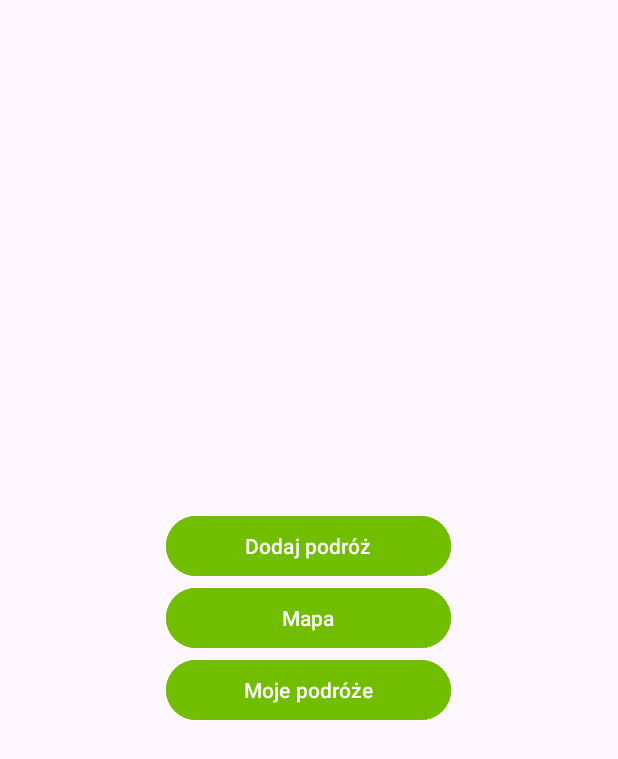
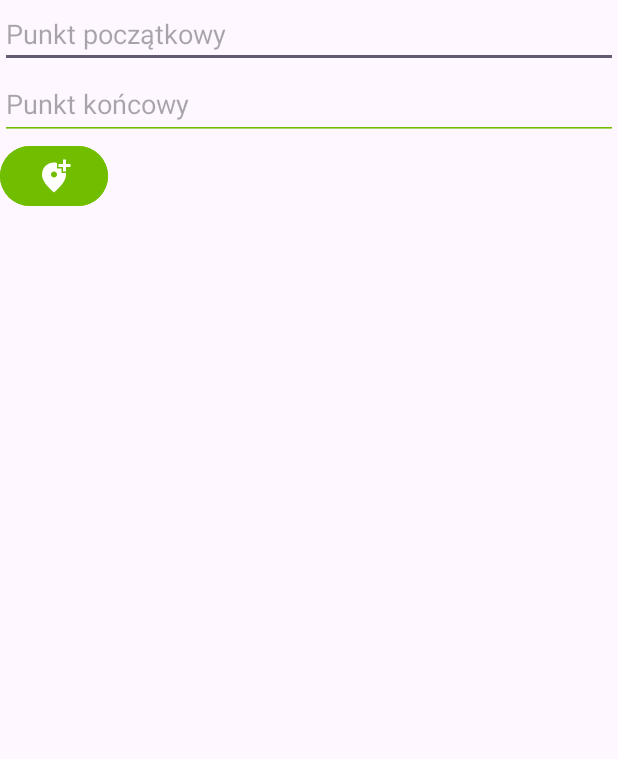
Before and after one commit to carboniteee/tracker_podrozy, an Android app: the screen it shows after launch (Start before the commit, Dodaj after it), after a tap on "Dodaj podróż", on a phone screen of 412 x 824 dp. Shown: the top 759 px of the screen. Run offline under Robolectric (Android 15) with nearby library versions, the phone set to English and light mode, and no system bars.

Commit message:
interfejs do dodawania i usuwania punktów tworzących trasę v0.7

```diff
--- a/app/src/main/AndroidManifest.xml
+++ b/app/src/main/AndroidManifest.xml
@@ -26,6 +26,7 @@
         <activity android:name=".Mapa" />
         <activity android:name=".Lista" />
         <activity android:name=".Pamiatki" />
+        <activity android:name=".Dodaj" />
     </application>
 
 </manifest>
--- /dev/null
+++ b/app/src/main/java/com/example/routpixal/Dodaj.kt
@@ -0,0 +1,30 @@
+package com.example.routpixal
+
+import android.os.Bundle
+import android.widget.Button
+import android.widget.LinearLayout
+import androidx.appcompat.app.AppCompatActivity
+
+class Dodaj : AppCompatActivity() {
+    private lateinit var pointsContainer: LinearLayout
+    private lateinit var buttonAddPoint: Button
+
+    override fun onCreate(savedInstanceState: Bundle?) {
+        super.onCreate(savedInstanceState)
+        setContentView(R.layout.dodaj)
+        pointsContainer = findViewById(R.id.pointsContainer)
+        buttonAddPoint = findViewById(R.id.buttonAddPoint)
+        buttonAddPoint.setOnClickListener {
+            addIntermediatePointField()
+        }
+    }
+
+    private fun addIntermediatePointField() {
+        val pointLayout = layoutInflater.inflate(R.layout.dodatkowy_punkt, pointsContainer, false)
+        val buttonDeletePoint = pointLayout.findViewById<Button>(R.id.btnUsun)
+        buttonDeletePoint.setOnClickListener {
+            pointsContainer.removeView(pointLayout)
+        }
+        pointsContainer.addView(pointLayout, pointsContainer.childCount - 1)
+    }
+}
--- a/app/src/main/java/com/example/routpixal/Pamiatki.kt
+++ b/app/src/main/java/com/example/routpixal/Pamiatki.kt
@@ -7,7 +7,5 @@ class Pamiatki: AppCompatActivity() {
     override fun onCreate(savedInstanceState: Bundle?) {
         super.onCreate(savedInstanceState)
         setContentView(R.layout.pamiatki)
-
-        // Tutaj możesz dodać kod obsługujący ekran pamiatki.xml
     }
 }
--- a/app/src/main/java/com/example/routpixal/Start.kt
+++ b/app/src/main/java/com/example/routpixal/Start.kt
@@ -17,7 +17,8 @@ class Start : AppCompatActivity() {
         val btnLista = findViewById<Button>(R.id.btnLista)
 
         btnDodajPodroz.setOnClickListener {
-            //Dodaj podróż
+            val intent = Intent(this, Dodaj::class.java)
+            startActivity(intent)
         }
 
         btnMapy.setOnClickListener {
--- /dev/null
+++ b/app/src/main/res/drawable/dodaj_pkt.xml
@@ -0,0 +1,5 @@
+<vector android:height="24dp" android:tint="#FFFFFF"
+    android:viewportHeight="24" android:viewportWidth="24"
+    android:width="24dp" xmlns:android="http://schemas.android.com/apk/res/android">
+    <path android:fillColor="@android:color/white" android:pathData="M20,1v3h3v2h-3v3h-2L18,6h-3L15,4h3L18,1h2zM12,13c1.1,0 2,-0.9 2,-2s-0.9,-2 -2,-2 -2,0.9 -2,2 0.9,2 2,2zM14,3.25L14,7h3v3h2.92c0.05,0.39 0.08,0.79 0.08,1.2 0,3.32 -2.67,7.25 -8,11.8 -5.33,-4.55 -8,-8.48 -8,-11.8C4,6.22 7.8,3 12,3c0.68,0 1.35,0.08 2,0.25z"/>
+</vector>
--- /dev/null
+++ b/app/src/main/res/drawable/usun_pkt.xml
@@ -0,0 +1,6 @@
+<vector android:height="24dp" android:tint="#FFFFFF"
+    android:viewportHeight="24" android:viewportWidth="24"
+    android:width="24dp" xmlns:android="http://schemas.android.com/apk/res/android">
+    <path android:fillColor="@android:color/white" android:pathData="M14,10V3.26C13.35,3.09 12.68,3 12,3c-4.2,0 -8,3.22 -8,8.2c0,3.32 2.67,7.25 8,11.8c5.33,-4.55 8,-8.48 8,-11.8c0,-0.41 -0.04,-0.81 -0.09,-1.2H14zM12,13c-1.1,0 -2,-0.9 -2,-2c0,-1.1 0.9,-2 2,-2s2,0.9 2,2C14,12.1 13.1,13 12,13z"/>
+    <path android:fillColor="@android:color/white" android:pathData="M22.54,2.88l-1.42,-1.42l-2.12,2.13l-2.12,-2.13l-1.42,1.42l2.13,2.12l-2.13,2.12l1.42,1.42l2.12,-2.13l2.12,2.13l1.42,-1.42l-2.13,-2.12z"/>
+</vector>
--- /dev/null
+++ b/app/src/main/res/layout/dodaj.xml
@@ -0,0 +1,34 @@
+<LinearLayout xmlns:android="http://schemas.android.com/apk/res/android"
+    android:layout_width="match_parent"
+    android:layout_height="wrap_content"
+    android:orientation="vertical">
+
+    <EditText
+        android:id="@+id/editTextStart"
+        android:layout_width="match_parent"
+        android:layout_height="wrap_content"
+        android:hint="Punkt początkowy" />
+
+    <LinearLayout
+        android:id="@+id/pointsContainer"
+        android:layout_width="match_parent"
+        android:layout_height="wrap_content"
+        android:orientation="vertical" />
+
+    <EditText
+        android:id="@+id/editTextEnd"
+        android:layout_width="match_parent"
+        android:layout_height="wrap_content"
+        android:hint="Punkt końcowy"
+        android:minHeight="48dp" />
+
+    <Button
+        android:id="@+id/buttonAddPoint"
+        android:layout_width="72dp"
+        android:layout_height="wrap_content"
+        android:backgroundTint="@color/green"
+        android:contentDescription="Usuń"
+        android:drawableEnd="@drawable/dodaj_pkt"
+        android:onClick="removePoint" />
+
+</LinearLayout>
--- a/app/src/main/res/values/themes.xml
+++ b/app/src/main/res/values/themes.xml
@@ -2,7 +2,8 @@
     <!-- Base application theme. -->
     <style name="Base.Theme.Routpixal" parent="Theme.Material3.DayNight.NoActionBar">
         <!-- Customize your light theme here. -->
-        <!-- <item name="colorPrimary">@color/my_light_primary</item> -->
+        <item name="colorPrimary">@color/green</item>
+        <item name="colorControlNormal">@color/green</item>
     </style>
 
     <style name="Theme.Routpixal" parent="Base.Theme.Routpixal" />
```
Also changed, not shown: app/src/main/java/com/example/routpixal/Mapa.kt (+14 -43 lines), app/src/main/res/layout/dodatkowy_punkt.xml (added, +26 -0 lines).
